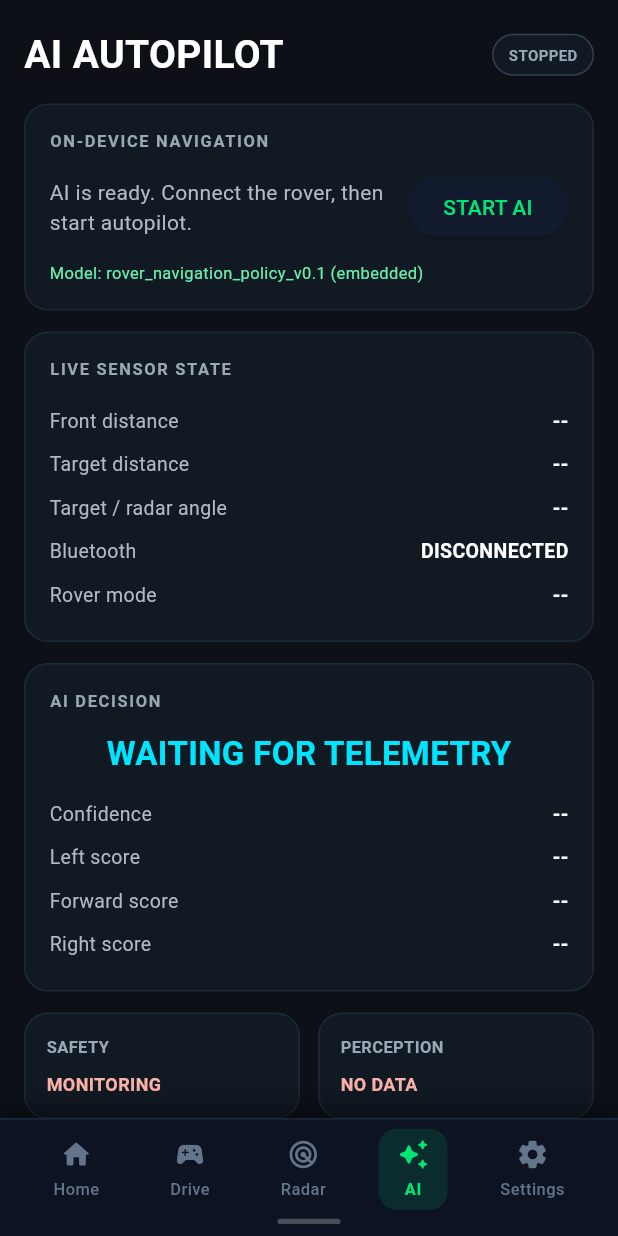
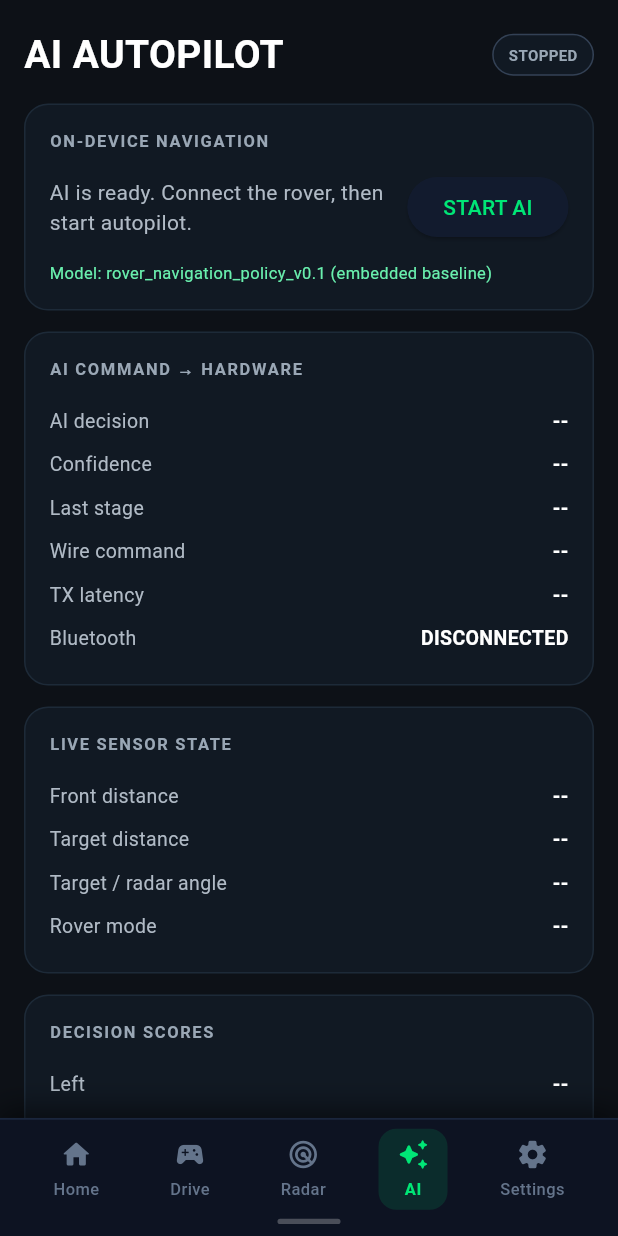
Before and after one commit to D-engahmed/rover_link, a Flutter app: the AiScreen screen opened directly with empty values, on a phone screen of 412 x 824 dp. Run offline on Flutter 3.47's test engine with Material 3 defaults, Android fonts, the phone set to English and light mode, and no system bars; missing offline and left inert: flutter_classic_bluetooth.

Commit message:
feat: add AI to hardware command monitor

```diff
--- a/rover_link1/lib/screens/ai_screen.dart
+++ b/rover_link1/lib/screens/ai_screen.dart
@@ -2,9 +2,11 @@ import 'dart:async';
 
 import 'package:flutter/material.dart';
 
+import '../models/command_trace.dart';
 import '../models/rover_telemetry.dart';
 import '../services/bluetooth_service.dart';
 import '../services/rover_ai_service.dart';
+import '../services/rover_command_service.dart';
 import '../services/rover_telemetry_service.dart';
 import '../theme/rover_colors.dart';
 import '../widgets/rover_bottom_nav.dart';
@@ -12,16 +14,11 @@ import '../widgets/rover_bottom_nav.dart';
 class AiScreen extends StatefulWidget {
   final ValueChanged<int>? onNavTap;
   final RoverAiService aiService;
+  final RoverCommandService commandService;
   final RoverTelemetryService telemetryService;
   final BluetoothService bluetoothService;
 
-  const AiScreen({
-    super.key,
-    this.onNavTap,
-    required this.aiService,
-    required this.telemetryService,
-    required this.bluetoothService,
-  });
+  const AiScreen({super.key, this.onNavTap, required this.aiService, required this.commandService, required this.telemetryService, required this.bluetoothService});
 
   @override
   State<AiScreen> createState() => _AiScreenState();
@@ -30,196 +27,91 @@ class AiScreen extends StatefulWidget {
 class _AiScreenState extends State<AiScreen> {
   StreamSubscription<RoverTelemetry>? _telemetrySubscription;
   StreamSubscription<AiDecision>? _decisionSubscription;
-
+  StreamSubscription<CommandTrace>? _traceSubscription;
   RoverTelemetry? _telemetry;
   AiDecision? _decision;
+  final List<CommandTrace> _traces = [];
   bool _busy = false;
 
   @override
   void initState() {
     super.initState();
-    _telemetrySubscription = widget.telemetryService.telemetry.listen((value) {
-      if (mounted) setState(() => _telemetry = value);
-    });
-    _decisionSubscription = widget.aiService.decisions.listen((value) {
-      if (mounted) setState(() => _decision = value);
+    _telemetrySubscription = widget.telemetryService.telemetry.listen((value) { if (mounted) setState(() => _telemetry = value); });
+    _decisionSubscription = widget.aiService.decisions.listen((value) { if (mounted) setState(() => _decision = value); });
+    _traceSubscription = widget.commandService.traces.listen((value) {
+      if (!mounted) return;
+      setState(() { _traces.insert(0, value); if (_traces.length > 40) _traces.removeLast(); });
     });
   }
 
   Future<void> _toggleAi() async {
     if (_busy) return;
     setState(() => _busy = true);
-
     try {
       if (widget.aiService.state == AiRunState.running) {
         await widget.aiService.stop();
       } else {
-        if (!widget.bluetoothService.isReady) {
-          throw Exception('Connect the rover from Settings first.');
-        }
+        if (!widget.bluetoothService.isReady) throw Exception('Connect the rover from Settings first.');
         await widget.aiService.start();
       }
     } catch (e) {
-      if (mounted) {
-        ScaffoldMessenger.of(context).showSnackBar(
-          SnackBar(content: Text('$e')),
-        );
-      }
-    } finally {
-      if (mounted) setState(() => _busy = false);
-    }
+      if (mounted) ScaffoldMessenger.of(context).showSnackBar(SnackBar(content: Text('$e')));
+    } finally { if (mounted) setState(() => _busy = false); }
   }
 
   @override
   Widget build(BuildContext context) {
     final aiRunning = widget.aiService.state == AiRunState.running;
     final front = _telemetry?.frontDistanceCm;
-    final targetDistance = _telemetry?.targetDistanceCm;
-    final targetAngle = _telemetry?.targetAngleDeg;
+    final last = _traces.isEmpty ? null : _traces.first;
 
     return Scaffold(
       backgroundColor: const Color(0xFF0D1117),
-      body: SafeArea(
-        child: SingleChildScrollView(
-          padding: const EdgeInsets.fromLTRB(16, 18, 16, 20),
-          child: Column(
-            crossAxisAlignment: CrossAxisAlignment.start,
-            children: [
-              Row(
-                mainAxisAlignment: MainAxisAlignment.spaceBetween,
-                children: [
-                  const Text('AI AUTOPILOT', style: TextStyle(color: Colors.white, fontSize: 26, fontWeight: FontWeight.bold)),
-                  _statusChip(aiRunning ? 'RUNNING' : 'STOPPED', aiRunning),
-                ],
-              ),
+      body: SafeArea(child: SingleChildScrollView(padding: const EdgeInsets.fromLTRB(16, 18, 16, 20), child: Column(crossAxisAlignment: CrossAxisAlignment.start, children: [
+        Row(mainAxisAlignment: MainAxisAlignment.spaceBetween, children: [const Text('AI AUTOPILOT', style: TextStyle(color: Colors.white, fontSize: 26, fontWeight: FontWeight.bold)), _statusChip(aiRunning ? 'RUNNING' : 'STOPPED', aiRunning)]),
         const SizedBox(height: 14),
-              _card(
-                title: 'ON-DEVICE NAVIGATION',
-                child: Column(
-                  children: [
-                    Row(
-                      children: [
-                        Expanded(
-                          child: Text(
-                            aiRunning ? 'AI is controlling the rover locally.' : 'AI is ready. Connect the rover, then start autopilot.',
-                            style: const TextStyle(color: Color(0xFFB0BAC5), fontSize: 14),
-                          ),
-                        ),
-                        const SizedBox(width: 12),
-                        ElevatedButton(
-                          onPressed: _busy ? null : _toggleAi,
-                          child: Text(aiRunning ? 'STOP' : 'START AI'),
-                        ),
-                      ],
-                    ),
-                    const SizedBox(height: 12),
-                    const Align(
-                      alignment: Alignment.centerLeft,
-                      child: Text('Model: rover_navigation_policy_v0.1 (embedded)', style: TextStyle(color: Color(0xFF69F0AE), fontSize: 11)),
-                    ),
-                  ],
-                ),
-              ),
+        _card(title: 'ON-DEVICE NAVIGATION', child: Column(children: [
+          Row(children: [Expanded(child: Text(aiRunning ? 'AI is controlling the rover locally.' : 'AI is ready. Connect the rover, then start autopilot.', style: const TextStyle(color: Color(0xFFB0BAC5), fontSize: 14))), const SizedBox(width: 12), ElevatedButton(onPressed: _busy ? null : _toggleAi, child: Text(aiRunning ? 'STOP' : 'START AI'))]),
+          const SizedBox(height: 12), const Align(alignment: Alignment.centerLeft, child: Text('Model: rover_navigation_policy_v0.1 (embedded baseline)', style: TextStyle(color: Color(0xFF69F0AE), fontSize: 11))),
+        ])),
         const SizedBox(height: 14),
-              _card(
-                title: 'LIVE SENSOR STATE',
-                child: Column(
-                  children: [
+        _card(title: 'AI COMMAND → HARDWARE', child: Column(children: [
+          _row('AI decision', _decision?.label ?? '--', good: _decision != null),
+          _row('Confidence', _decision == null ? '--' : '${(_decision!.confidence * 100).toStringAsFixed(0)}%'),
+          _row('Last stage', last?.stageLabel ?? '--', good: last?.stage == CommandStage.sent),
+          _row('Wire command', last?.wireCommand.isEmpty == false ? '${last!.wireCommand}\\r\\n' : '--'),
+          _row('TX latency', last?.latencyMs == null ? '--' : '${last!.latencyMs} ms'),
+          _row('Bluetooth', widget.bluetoothService.isReady ? 'READY' : 'DISCONNECTED', good: widget.bluetoothService.isReady),
+        ])),
+        const SizedBox(height: 14),
+        _card(title: 'LIVE SENSOR STATE', child: Column(children: [
           _row('Front distance', front == null ? '--' : '${front.toStringAsFixed(1)} cm'),
-                    _row('Target distance', targetDistance == null ? '--' : '${targetDistance.toStringAsFixed(1)} cm'),
-                    _row('Target / radar angle', targetAngle == null ? '--' : '${targetAngle.toStringAsFixed(0)}°'),
-                    _row('Bluetooth', widget.bluetoothService.isReady ? 'READY' : 'DISCONNECTED', good: widget.bluetoothService.isReady),
+          _row('Target distance', _telemetry?.targetDistanceCm == null ? '--' : '${_telemetry!.targetDistanceCm!.toStringAsFixed(1)} cm'),
+          _row('Target / radar angle', _telemetry?.targetAngleDeg == null ? '--' : '${_telemetry!.targetAngleDeg!.toStringAsFixed(0)}°'),
           _row('Rover mode', _telemetry?.mode ?? '--'),
-                  ],
-                ),
-              ),
+        ])),
         const SizedBox(height: 14),
-              _card(
-                title: 'AI DECISION',
-                child: Column(
-                  children: [
-                    Text(
-                      _decision?.label ?? 'WAITING FOR TELEMETRY',
-                      style: const TextStyle(color: Color(0xFF00E5FF), fontSize: 22, fontWeight: FontWeight.bold),
-                    ),
-                    const SizedBox(height: 10),
-                    _row('Confidence', _decision == null ? '--' : '${(_decision!.confidence * 100).toStringAsFixed(0)}%'),
-                    _row('Left score', _decision == null ? '--' : _decision!.scoreLeft.toStringAsFixed(2)),
-                    _row('Forward score', _decision == null ? '--' : _decision!.scoreForward.toStringAsFixed(2)),
-                    _row('Right score', _decision == null ? '--' : _decision!.scoreRight.toStringAsFixed(2)),
-                  ],
-                ),
-              ),
+        _card(title: 'DECISION SCORES', child: Column(children: [
+          _row('Left', _decision == null ? '--' : _decision!.scoreLeft.toStringAsFixed(2)),
+          _row('Forward', _decision == null ? '--' : _decision!.scoreForward.toStringAsFixed(2)),
+          _row('Right', _decision == null ? '--' : _decision!.scoreRight.toStringAsFixed(2)),
+        ])),
         const SizedBox(height: 14),
-              Row(
-                children: [
-                  Expanded(child: _statusCard('SAFETY', front != null && front <= 18 ? 'STOP REQUIRED' : 'MONITORING', front != null && front > 18)),
-                  const SizedBox(width: 12),
-                  Expanded(child: _statusCard('PERCEPTION', _telemetry == null ? 'NO DATA' : 'TELEMETRY LIVE', _telemetry != null)),
-                ],
-              ),
-            ],
-          ),
-        ),
-      ),
-      bottomNavigationBar: RoverBottomNav(
-        currentIndex: 3,
-        onTap: widget.onNavTap,
-      ),
+        _card(title: 'COMMAND TRACE', child: _traces.isEmpty ? const Text('No commands yet.', style: TextStyle(color: Color(0xFF9AA7B5))) : Column(children: _traces.take(12).map(_traceRow).toList())),
+        const SizedBox(height: 14),
+        Row(children: [Expanded(child: _statusCard('SAFETY', front != null && front <= 18 ? 'STOP REQUIRED' : 'MONITORING', front != null && front > 18)), const SizedBox(width: 12), Expanded(child: _statusCard('PERCEPTION', _telemetry == null ? 'NO DATA' : 'TELEMETRY LIVE', _telemetry != null))]),
+      ]))),
+      bottomNavigationBar: RoverBottomNav(currentIndex: 3, onTap: widget.onNavTap),
     );
   }
 
-  Widget _statusChip(String text, bool good) => Container(
-        padding: const EdgeInsets.symmetric(horizontal: 10, vertical: 6),
-        decoration: BoxDecoration(
-          color: const Color(0xFF111923),
-          borderRadius: BorderRadius.circular(20),
-          border: Border.all(color: good ? const Color(0xFF69F0AE) : const Color(0xFF334155)),
-        ),
-        child: Text(text, style: TextStyle(color: good ? const Color(0xFF69F0AE) : const Color(0xFF9AA7B5), fontSize: 10, fontWeight: FontWeight.bold)),
-      );
+  Widget _traceRow(CommandTrace t) => Container(margin: const EdgeInsets.only(bottom: 7), padding: const EdgeInsets.symmetric(horizontal: 10, vertical: 8), decoration: BoxDecoration(color: const Color(0xFF0B121A), borderRadius: BorderRadius.circular(9), border: Border.all(color: const Color(0xFF1D2A38))), child: Row(children: [SizedBox(width: 56, child: Text(t.sourceLabel, style: TextStyle(color: t.source == CommandSource.ai ? RoverColors.targetCyan : Colors.white, fontSize: 8, fontWeight: FontWeight.w900))), Expanded(child: Text('${t.action}  →  ${t.wireCommand.isEmpty ? '--' : t.wireCommand}', style: const TextStyle(color: Colors.white, fontSize: 10, fontWeight: FontWeight.w700))), Text(t.stageLabel, style: TextStyle(color: t.stage == CommandStage.sent ? RoverColors.radarGreen : t.stage == CommandStage.failed ? RoverColors.obstacleRed : RoverColors.textMuted, fontSize: 8, fontWeight: FontWeight.w900))]));
 
-  Widget _card({required String title, required Widget child}) => Container(
-        width: double.infinity,
-        padding: const EdgeInsets.all(16),
-        decoration: BoxDecoration(
-          color: const Color(0xFF111923),
-          borderRadius: BorderRadius.circular(16),
-          border: Border.all(color: const Color(0xFF1D2A38)),
-        ),
-        child: Column(crossAxisAlignment: CrossAxisAlignment.start, children: [
-          Text(title, style: const TextStyle(color: Color(0xFF9AA7B5), fontSize: 11, fontWeight: FontWeight.w700, letterSpacing: 1.1)),
-          const SizedBox(height: 12),
-          child,
-        ]),
-      );
-
-  Widget _row(String label, String value, {bool good = false}) => Padding(
-        padding: const EdgeInsets.symmetric(vertical: 5),
-        child: Row(children: [
-          Expanded(child: Text(label, style: const TextStyle(color: Color(0xFFB0BAC5), fontSize: 13))),
-          Text(value, style: TextStyle(color: good ? const Color(0xFF69F0AE) : Colors.white, fontSize: 13, fontWeight: FontWeight.w700)),
-        ]),
-      );
-
-  Widget _statusCard(String title, String value, bool good) => Container(
-        padding: const EdgeInsets.all(14),
-        decoration: BoxDecoration(
-          color: const Color(0xFF111923),
-          borderRadius: BorderRadius.circular(16),
-          border: Border.all(color: const Color(0xFF1D2A38)),
-        ),
-        child: Column(crossAxisAlignment: CrossAxisAlignment.start, children: [
-          Text(title, style: const TextStyle(color: Color(0xFF9AA7B5), fontSize: 11, fontWeight: FontWeight.w700)),
-          const SizedBox(height: 8),
-          Text(value, style: TextStyle(color: good ? const Color(0xFF69F0AE) : const Color(0xFFFFB4AB), fontSize: 12, fontWeight: FontWeight.bold)),
-        ]),
-      );
+  Widget _statusChip(String text, bool good) => Container(padding: const EdgeInsets.symmetric(horizontal: 10, vertical: 6), decoration: BoxDecoration(color: const Color(0xFF111923), borderRadius: BorderRadius.circular(20), border: Border.all(color: good ? const Color(0xFF69F0AE) : const Color(0xFF334155))), child: Text(text, style: TextStyle(color: good ? const Color(0xFF69F0AE) : const Color(0xFF9AA7B5), fontSize: 10, fontWeight: FontWeight.bold)));
+  Widget _card({required String title, required Widget child}) => Container(width: double.infinity, padding: const EdgeInsets.all(16), decoration: BoxDecoration(color: const Color(0xFF111923), borderRadius: BorderRadius.circular(16), border: Border.all(color: const Color(0xFF1D2A38))), child: Column(crossAxisAlignment: CrossAxisAlignment.start, children: [Text(title, style: const TextStyle(color: Color(0xFF9AA7B5), fontSize: 11, fontWeight: FontWeight.w700, letterSpacing: 1.1)), const SizedBox(height: 12), child]));
+  Widget _row(String label, String value, {bool good = false}) => Padding(padding: const EdgeInsets.symmetric(vertical: 5), child: Row(children: [Expanded(child: Text(label, style: const TextStyle(color: Color(0xFFB0BAC5), fontSize: 13))), Text(value, style: TextStyle(color: good ? const Color(0xFF69F0AE) : Colors.white, fontSize: 13, fontWeight: FontWeight.w700))]));
+  Widget _statusCard(String title, String value, bool good) => Container(padding: const EdgeInsets.all(14), decoration: BoxDecoration(color: const Color(0xFF111923), borderRadius: BorderRadius.circular(16), border: Border.all(color: const Color(0xFF1D2A38))), child: Column(crossAxisAlignment: CrossAxisAlignment.start, children: [Text(title, style: const TextStyle(color: Color(0xFF9AA7B5), fontSize: 11, fontWeight: FontWeight.w700)), const SizedBox(height: 8), Text(value, style: TextStyle(color: good ? const Color(0xFF69F0AE) : const Color(0xFFFFB4AB), fontSize: 12, fontWeight: FontWeight.bold))]));
 
   @override
-  void dispose() {
-    _telemetrySubscription?.cancel();
-    _decisionSubscription?.cancel();
-    super.dispose();
+  void dispose() { _telemetrySubscription?.cancel(); _decisionSubscription?.cancel(); _traceSubscription?.cancel(); super.dispose(); }
 }
-}
```
Lines whose indentation alone changed are shown as unchanged.
